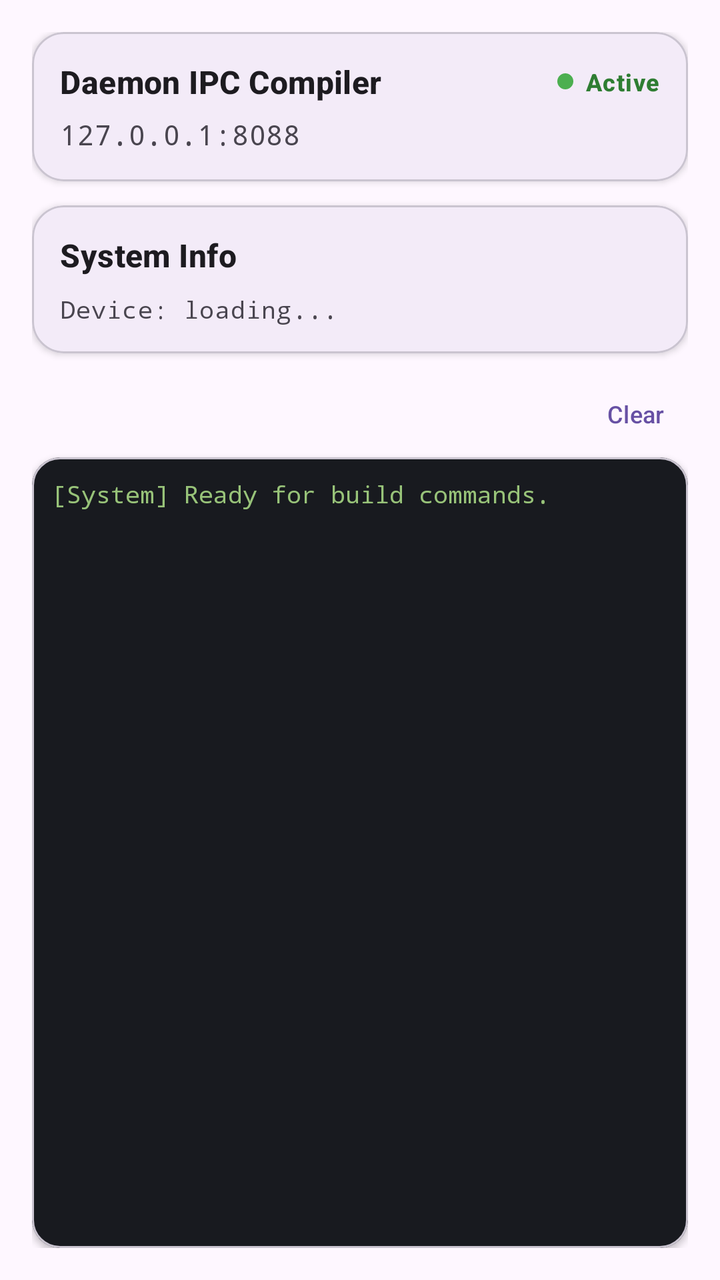
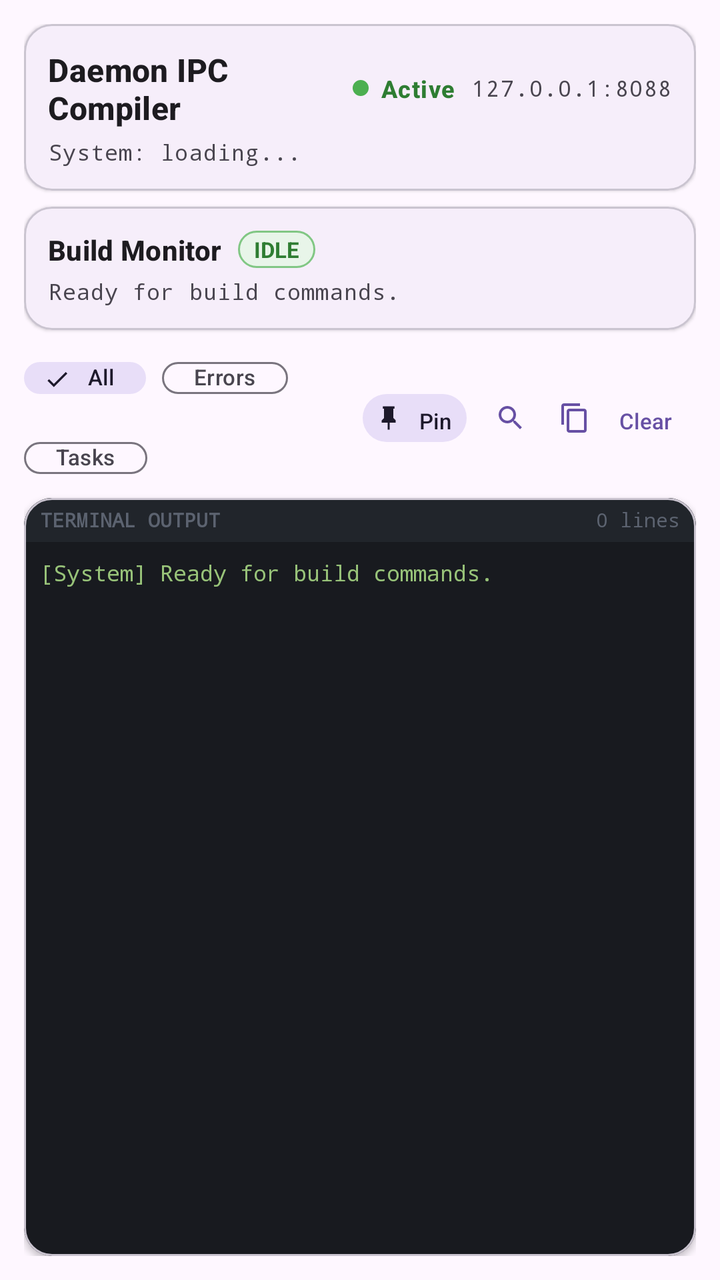

Screens rendered from an Android XML layout before and after an edit, with the pre-edit source and the edit as a unified diff.
<!-- AndroidManifest.xml: application theme Theme.ZeroLite -->
<!-- res/layout/fragment_dashboard.xml -->
<?xml version="1.0" encoding="utf-8"?>
<LinearLayout
    xmlns:android="http://schemas.android.com/apk/res/android"
    xmlns:app="http://schemas.android.com/apk/res-auto"
    android:layout_width="match_parent"
    android:layout_height="match_parent"
    android:orientation="vertical"
    android:padding="16dp">

    
    <com.google.android.material.card.MaterialCardView
        android:layout_width="match_parent"
        android:layout_height="wrap_content"
        android:layout_marginBottom="12dp"
        app:cardCornerRadius="16dp"
        app:cardElevation="2dp"
        app:strokeWidth="1dp"
        app:strokeColor="?attr/colorOutlineVariant">

        <LinearLayout
            android:layout_width="match_parent"
            android:layout_height="wrap_content"
            android:orientation="vertical"
            android:padding="14dp">

            
            <LinearLayout
                android:layout_width="match_parent"
                android:layout_height="wrap_content"
                android:gravity="center_vertical"
                android:orientation="horizontal">

                <TextView
                    android:layout_width="0dp"
                    android:layout_height="wrap_content"
                    android:layout_weight="1"
                    android:text="Daemon IPC Compiler"
                    android:textAppearance="?attr/textAppearanceTitleMedium"
                    android:textStyle="bold" />

                <LinearLayout
                    android:layout_width="wrap_content"
                    android:layout_height="wrap_content"
                    android:gravity="center_vertical"
                    android:orientation="horizontal">

                    <View
                        android:id="@+id/viewDaemonDot"
                        android:layout_width="8dp"
                        android:layout_height="8dp"
                        android:background="@drawable/dot_active" />

                    <TextView
                        android:id="@+id/tvDaemonStatus"
                        android:layout_width="wrap_content"
                        android:layout_height="wrap_content"
                        android:layout_marginStart="6dp"
                        android:text="Active"
                        android:textAppearance="?attr/textAppearanceLabelMedium"
                        android:textColor="#2E7D32"
                        android:textStyle="bold" />
                </LinearLayout>
            </LinearLayout>

            <TextView
                android:id="@+id/tvDaemonEndpoint"
                android:layout_width="match_parent"
                android:layout_height="wrap_content"
                android:layout_marginTop="6dp"
                android:text="127.0.0.1:8088"
                android:textAppearance="?attr/textAppearanceBodyMedium"
                android:textColor="?attr/colorOnSurfaceVariant"
                android:fontFamily="monospace" />
        </LinearLayout>
    </com.google.android.material.card.MaterialCardView>

    
    <com.google.android.material.card.MaterialCardView
        android:layout_width="match_parent"
        android:layout_height="wrap_content"
        android:layout_marginBottom="12dp"
        app:cardCornerRadius="16dp"
        app:cardElevation="2dp"
        app:strokeWidth="1dp"
        app:strokeColor="?attr/colorOutlineVariant">

        <LinearLayout
            android:layout_width="match_parent"
            android:layout_height="wrap_content"
            android:orientation="vertical"
            android:padding="14dp">

            <TextView
                android:layout_width="match_parent"
                android:layout_height="wrap_content"
                android:text="System Info"
                android:textAppearance="?attr/textAppearanceTitleMedium"
                android:textStyle="bold"
                android:layout_marginBottom="8dp" />

            <TextView
                android:id="@+id/tvDeviceInfo"
                android:layout_width="match_parent"
                android:layout_height="wrap_content"
                android:text="Device: loading..."
                android:textAppearance="?attr/textAppearanceBodySmall"
                android:textColor="?attr/colorOnSurfaceVariant"
                android:fontFamily="monospace"
                android:lineSpacingExtra="4dp" />
        </LinearLayout>
    </com.google.android.material.card.MaterialCardView>

    
    <LinearLayout
        android:layout_width="match_parent"
        android:layout_height="wrap_content"
        android:gravity="end"
        android:layout_marginBottom="4dp"
        android:orientation="horizontal">

        <com.google.android.material.button.MaterialButton
            android:id="@+id/btnClearLog"
            style="@style/Widget.Material3.Button.TextButton"
            android:layout_width="wrap_content"
            android:layout_height="36dp"
            android:minHeight="0dp"
            android:minWidth="0dp"
            android:textSize="12sp"
            android:text="Clear" />
    </LinearLayout>

    
    <com.google.android.material.card.MaterialCardView
        android:layout_width="match_parent"
        android:layout_height="0dp"
        android:layout_weight="1"
        app:cardCornerRadius="14dp"
        app:cardElevation="2dp"
        app:cardBackgroundColor="@color/terminal_bg">

        <ScrollView
            android:id="@+id/scrollLogs"
            android:layout_width="match_parent"
            android:layout_height="match_parent"
            android:padding="10dp">

            <TextView
                android:id="@+id/tvLogs"
                android:layout_width="match_parent"
                android:layout_height="wrap_content"
                android:fontFamily="monospace"
                android:textColor="@color/terminal_text"
                android:textSize="12sp"
                android:text="[System] Ready for build commands.\n" />
        </ScrollView>
    </com.google.android.material.card.MaterialCardView>

</LinearLayout>
<!-- resources referenced by this layout -->
<resources>
  <color name="terminal_bg">#181A1F</color>
  <color name="terminal_text">#98C379</color>
  <!-- drawable dot_active (drawable) -->
  <shape xmlns:android="http://schemas.android.com/apk/res/android"
      android:shape="oval">
      <solid android:color="#4CAF50" />
      <size android:width="8dp" android:height="8dp" />
  </shape>
  <style name="Theme.ZeroLite" parent="Theme.Material3.DayNight.NoActionBar">
          <item name="android:statusBarColor">@android:color/transparent</item>
          <item name="android:navigationBarColor">@android:color/transparent</item>
          <item name="android:windowLightStatusBar" tools:targetApi="m">true</item>
      </style>
</resources>

<!-- the commit's change to res/layout/fragment_dashboard.xml (unified diff, before → after) -->
@@ -5,15 +5,15 @@
     android:layout_width="match_parent"
     android:layout_height="match_parent"
     android:orientation="vertical"
-    android:padding="16dp">
+    android:padding="12dp">
 
     
     <com.google.android.material.card.MaterialCardView
         android:layout_width="match_parent"
         android:layout_height="wrap_content"
-        android:layout_marginBottom="12dp"
-        app:cardCornerRadius="16dp"
-        app:cardElevation="2dp"
+        android:layout_marginBottom="8dp"
+        app:cardCornerRadius="14dp"
+        app:cardElevation="1dp"
         app:strokeWidth="1dp"
         app:strokeColor="?attr/colorOutlineVariant">
 
@@ -21,9 +21,8 @@
             android:layout_width="match_parent"
             android:layout_height="wrap_content"
             android:orientation="vertical"
-            android:padding="14dp">
-
-            
+            android:padding="12dp">
+
             <LinearLayout
                 android:layout_width="match_parent"
                 android:layout_height="wrap_content"
@@ -59,28 +58,40 @@
                         android:textAppearance="?attr/textAppearanceLabelMedium"
                         android:textColor="#2E7D32"
                         android:textStyle="bold" />
+
+                    <TextView
+                        android:id="@+id/tvDaemonEndpoint"
+                        android:layout_width="wrap_content"
+                        android:layout_height="wrap_content"
+                        android:layout_marginStart="8dp"
+                        android:text="127.0.0.1:8088"
+                        android:textAppearance="?attr/textAppearanceLabelSmall"
+                        android:textColor="?attr/colorOnSurfaceVariant"
+                        android:fontFamily="monospace" />
                 </LinearLayout>
             </LinearLayout>
 
             <TextView
-                android:id="@+id/tvDaemonEndpoint"
-                android:layout_width="match_parent"
-                android:layout_height="wrap_content"
-                android:layout_marginTop="6dp"
-                android:text="127.0.0.1:8088"
-                android:textAppearance="?attr/textAppearanceBodyMedium"
+                android:id="@+id/tvDeviceInfo"
+                android:layout_width="match_parent"
+                android:layout_height="wrap_content"
+                android:layout_marginTop="4dp"
+                android:text="System: loading..."
+                android:textAppearance="?attr/textAppearanceBodySmall"
                 android:textColor="?attr/colorOnSurfaceVariant"
-                android:fontFamily="monospace" />
+                android:fontFamily="monospace"
+                android:textSize="11sp" />
         </LinearLayout>
     </com.google.android.material.card.MaterialCardView>
 
     
     <com.google.android.material.card.MaterialCardView
+        android:id="@+id/cardBuildStatus"
         android:layout_width="match_parent"
         android:layout_height="wrap_content"
-        android:layout_marginBottom="12dp"
-        app:cardCornerRadius="16dp"
-        app:cardElevation="2dp"
+        android:layout_marginBottom="8dp"
+        app:cardCornerRadius="14dp"
+        app:cardElevation="1dp"
         app:strokeWidth="1dp"
         app:strokeColor="?attr/colorOutlineVariant">
 
@@ -88,25 +99,86 @@
             android:layout_width="match_parent"
             android:layout_height="wrap_content"
             android:orientation="vertical"
-            android:padding="14dp">
+            android:padding="12dp">
+
+            <LinearLayout
+                android:layout_width="match_parent"
+                android:layout_height="wrap_content"
+                android:gravity="center_vertical"
+                android:orientation="horizontal">
+
+                <TextView
+                    android:layout_width="wrap_content"
+                    android:layout_height="wrap_content"
+                    android:text="Build Monitor"
+                    android:textAppearance="?attr/textAppearanceLabelLarge"
+                    android:textStyle="bold" />
+
+                <TextView
+                    android:id="@+id/tvBuildStateBadge"
+                    android:layout_width="wrap_content"
+                    android:layout_height="wrap_content"
+                    android:layout_marginStart="8dp"
+                    android:background="@drawable/badge_idle_bg"
+                    android:paddingStart="8dp"
+                    android:paddingTop="2dp"
+                    android:paddingEnd="8dp"
+                    android:paddingBottom="2dp"
+                    android:text="IDLE"
+                    android:textColor="#2E7D32"
+                    android:textSize="11sp"
+                    android:textStyle="bold" />
+
+                <TextView
+                    android:id="@+id/tvBuildElapsed"
+                    android:layout_width="0dp"
+                    android:layout_height="wrap_content"
+                    android:layout_weight="1"
+                    android:layout_marginStart="8dp"
+                    android:text=""
+                    android:fontFamily="monospace"
+                    android:textSize="12sp"
+                    android:textColor="#E65100"
+                    android:textStyle="bold"
+                    android:visibility="gone" />
+
+                <com.google.android.material.button.MaterialButton
+                    android:id="@+id/btnCancelBuild"
+                    style="@style/Widget.Material3.Button.TextButton"
+                    android:layout_width="wrap_content"
+                    android:layout_height="32dp"
+                    android:minHeight="0dp"
+                    android:minWidth="0dp"
+                    android:paddingStart="8dp"
+                    android:paddingEnd="8dp"
+                    android:text="Cancel"
+                    android:textColor="#D32F2F"
+                    android:textSize="11sp"
+                    app:icon="@drawable/ic_stop"
+                    app:iconSize="14dp"
+                    app:iconTint="#D32F2F"
+                    android:visibility="gone" />
+            </LinearLayout>
+
+            <com.google.android.material.progressindicator.LinearProgressIndicator
+                android:id="@+id/progressBuilding"
+                android:layout_width="match_parent"
+                android:layout_height="wrap_content"
+                android:layout_marginTop="6dp"
+                android:layout_marginBottom="4dp"
+                android:indeterminate="true"
+                android:visibility="gone" />
 
             <TextView
-                android:layout_width="match_parent"
-                android:layout_height="wrap_content"
-                android:text="System Info"
-                android:textAppearance="?attr/textAppearanceTitleMedium"
-                android:textStyle="bold"
-                android:layout_marginBottom="8dp" />
-
-            <TextView
-                android:id="@+id/tvDeviceInfo"
-                android:layout_width="match_parent"
-                android:layout_height="wrap_content"
-                android:text="Device: loading..."
+                android:id="@+id/tvBuildDetails"
+                android:layout_width="match_parent"
+                android:layout_height="wrap_content"
+                android:layout_marginTop="4dp"
+                android:text="Ready for build commands."
                 android:textAppearance="?attr/textAppearanceBodySmall"
                 android:textColor="?attr/colorOnSurfaceVariant"
-                android:fontFamily="monospace"
-                android:lineSpacingExtra="4dp" />
+                android:textSize="11sp"
+                android:fontFamily="monospace" />
         </LinearLayout>
     </com.google.android.material.card.MaterialCardView>
 
@@ -114,19 +186,125 @@
     <LinearLayout
         android:layout_width="match_parent"
         android:layout_height="wrap_content"
-        android:gravity="end"
         android:layout_marginBottom="4dp"
+        android:gravity="center_vertical"
         android:orientation="horizontal">
 
+        
+        <com.google.android.material.chip.ChipGroup
+            android:id="@+id/chipGroupFilter"
+            android:layout_width="0dp"
+            android:layout_height="wrap_content"
+            android:layout_weight="1"
+            app:singleSelection="true">
+
+            <com.google.android.material.chip.Chip
+                android:id="@+id/chipFilterAll"
+                style="@style/Widget.Material3.Chip.Filter"
+                android:layout_width="wrap_content"
+                android:layout_height="32dp"
+                android:text="All"
+                android:textSize="11sp"
+                android:checked="true" />
+
+            <com.google.android.material.chip.Chip
+                android:id="@+id/chipFilterErrors"
+                style="@style/Widget.Material3.Chip.Filter"
+                android:layout_width="wrap_content"
+                android:layout_height="32dp"
+                android:text="Errors"
+                android:textSize="11sp" />
+
+            <com.google.android.material.chip.Chip
+                android:id="@+id/chipFilterTasks"
+                style="@style/Widget.Material3.Chip.Filter"
+                android:layout_width="wrap_content"
+                android:layout_height="32dp"
+                android:text="Tasks"
+                android:textSize="11sp" />
+        </com.google.android.material.chip.ChipGroup>
+
+        
+        <com.google.android.material.button.MaterialButton
+            android:id="@+id/btnPinLog"
+            style="@style/Widget.Material3.Button.TonalButton"
+            android:layout_width="wrap_content"
+            android:layout_height="32dp"
+            android:minHeight="0dp"
+            android:minWidth="0dp"
+            android:paddingStart="6dp"
+            android:paddingEnd="8dp"
+            android:text="Pin"
+            android:textSize="11sp"
+            app:icon="@drawable/ic_pin"
+            app:iconSize="14dp" />
+
+        
+        <com.google.android.material.button.MaterialButton
+            android:id="@+id/btnSearchLog"
+            style="@style/Widget.Material3.Button.IconButton"
+            android:layout_width="32dp"
+            android:layout_height="32dp"
+            app:icon="@drawable/ic_search"
+            app:iconSize="16dp" />
+
+        
+        <com.google.android.material.button.MaterialButton
+            android:id="@+id/btnCopyLog"
+            style="@style/Widget.Material3.Button.IconButton"
+            android:layout_width="32dp"
+            android:layout_height="32dp"
+            app:icon="@drawable/ic_copy"
+            app:iconSize="16dp" />
+
+        
         <com.google.android.material.button.MaterialButton
             android:id="@+id/btnClearLog"
             style="@style/Widget.Material3.Button.TextButton"
             android:layout_width="wrap_content"
-            android:layout_height="36dp"
+            android:layout_height="32dp"
             android:minHeight="0dp"
             android:minWidth="0dp"
-            android:textSize="12sp"
+            android:textSize="11sp"
             android:text="Clear" />
+    </LinearLayout>
+
+    
+    <LinearLayout
+        android:id="@+id/layoutSearchContainer"
+        android:layout_width="match_parent"
+        android:layout_height="wrap_content"
+        android:layout_marginBottom="6dp"
+        android:gravity="center_vertical"
+        android:orientation="horizontal"
+        android:visibility="gone">
+
+        <com.google.android.material.textfield.TextInputLayout
+            android:layout_width="0dp"
+            android:layout_height="wrap_content"
+            android:layout_weight="1"
+            style="@style/Widget.Material3.TextInputLayout.OutlinedBox.Dense"
+            android:hint="Search log text...">
+
+            <com.google.android.material.textfield.TextInputEditText
+                android:id="@+id/etSearchLog"
+                android:layout_width="match_parent"
+                android:layout_height="wrap_content"
+                android:inputType="text"
+                android:textSize="12sp"
+                android:paddingTop="8dp"
+                android:paddingBottom="8dp"
+                android:singleLine="true" />
+        </com.google.android.material.textfield.TextInputLayout>
+
+        <com.google.android.material.button.MaterialButton
+            android:id="@+id/btnCloseSearch"
+            style="@style/Widget.Material3.Button.IconButton"
+            android:layout_width="36dp"
+            android:layout_height="36dp"
+            android:layout_marginStart="4dp"
+            app:icon="@drawable/ic_close"
+            app:iconSize="16dp" />
     </LinearLayout>
 
     
@@ -138,21 +316,59 @@
         app:cardElevation="2dp"
         app:cardBackgroundColor="@color/terminal_bg">
 
-        <ScrollView
-            android:id="@+id/scrollLogs"
+        <LinearLayout
             android:layout_width="match_parent"
             android:layout_height="match_parent"
-            android:padding="10dp">
-
-            <TextView
-                android:id="@+id/tvLogs"
-                android:layout_width="match_parent"
-                android:layout_height="wrap_content"
-                android:fontFamily="monospace"
-                android:textColor="@color/terminal_text"
-                android:textSize="12sp"
-                android:text="[System] Ready for build commands.\n" />
-        </ScrollView>
+            android:orientation="vertical">
+
+            
+            <LinearLayout
+                android:layout_width="match_parent"
+                android:layout_height="22dp"
+                android:background="#21252B"
+                android:gravity="center_vertical"
+                android:paddingStart="8dp"
+                android:paddingEnd="8dp"
+                android:orientation="horizontal">
+
+                <TextView
+                    android:id="@+id/tvTerminalHeader"
+                    android:layout_width="0dp"
+                    android:layout_height="wrap_content"
+                    android:layout_weight="1"
+                    android:text="TERMINAL OUTPUT"
+                    android:textColor="#5C6370"
+                    android:fontFamily="monospace"
+                    android:textSize="10sp"
+                    android:textStyle="bold" />
+
+                <TextView
+                    android:id="@+id/tvLogCount"
+                    android:layout_width="wrap_content"
+                    android:layout_height="wrap_content"
+                    android:text="0 lines"
+                    android:textColor="#5C6370"
+                    android:fontFamily="monospace"
+                    android:textSize="10sp" />
+            </LinearLayout>
+
+            <ScrollView
+                android:id="@+id/scrollLogs"
+                android:layout_width="match_parent"
+                android:layout_height="match_parent"
+                android:padding="8dp">
+
+                <TextView
+                    android:id="@+id/tvLogs"
+                    android:layout_width="match_parent"
+                    android:layout_height="wrap_content"
+                    android:fontFamily="monospace"
+                    android:textColor="@color/terminal_text"
+                    android:textSize="11sp"
+                    android:textIsSelectable="true"
+                    android:text="[System] Ready for build commands.\n" />
+            </ScrollView>
+        </LinearLayout>
     </com.google.android.material.card.MaterialCardView>
 
 </LinearLayout>
<!-- resource entries referenced after the edit -->
@@ -2,12 +2,70 @@
 <resources>
   <color name="terminal_bg">#181A1F</color>
   <color name="terminal_text">#98C379</color>
+  <!-- drawable badge_idle_bg (drawable) -->
+  <?xml version="1.0" encoding="utf-8"?>
+  <shape xmlns:android="http://schemas.android.com/apk/res/android"
+      android:shape="rectangle">
+      <corners android:radius="12dp" />
+      <solid android:color="#E8F5E9" />
+      <stroke android:width="1dp" android:color="#81C784" />
+  </shape>
   <!-- drawable dot_active (drawable) -->
   <shape xmlns:android="http://schemas.android.com/apk/res/android"
       android:shape="oval">
       <solid android:color="#4CAF50" />
       <size android:width="8dp" android:height="8dp" />
   </shape>
+  <!-- drawable ic_close (drawable) -->
+  <vector xmlns:android="http://schemas.android.com/apk/res/android"
+      android:width="24dp"
+      android:height="24dp"
+      android:viewportWidth="24"
+      android:viewportHeight="24">
+      <path
+          android:fillColor="#FF000000"
+          android:pathData="M19,6.41L17.59,5 12,10.59 6.41,5 5,6.41 10.59,12 5,17.59 6.41,19 12,13.41 17.59,19 19,17.59 13.41,12z"/>
+  </vector>
+  <!-- drawable ic_copy (drawable) -->
+  <vector xmlns:android="http://schemas.android.com/apk/res/android"
+      android:width="24dp"
+      android:height="24dp"
+      android:viewportWidth="24"
+      android:viewportHeight="24">
+      <path
+          android:fillColor="#FF000000"
+          android:pathData="M16,1H4c-1.1,0 -2,0.9 -2,2v14h2V3h12V1zm3,4H8c-1.1,0 -2,0.9 -2,2v14c0,1.1 0.9,2 2,2h11c1.1,0 2,-0.9 2,-2V7c0,-1.1 -0.9,-2 -2,-2zm0,16H8V7h11v14z"/>
+  </vector>
+  <!-- drawable ic_pin (drawable) -->
+  <vector xmlns:android="http://schemas.android.com/apk/res/android"
+      android:width="24dp"
+      android:height="24dp"
+      android:viewportWidth="24"
+      android:viewportHeight="24">
+      <path
+          android:fillColor="#FF000000"
+          android:pathData="M16,12V4h1V2H7v2h1v8l-2,2v2h5.2v6h1.6v-6H18v-2L16,12z"/>
+  </vector>
+  <!-- drawable ic_search (drawable) -->
+  <vector xmlns:android="http://schemas.android.com/apk/res/android"
+      android:width="24dp"
+      android:height="24dp"
+      android:viewportWidth="24"
+      android:viewportHeight="24">
+      <path
+          android:fillColor="#FF000000"
+          android:pathData="M15.5,14h-0.79l-0.28,-0.27C15.41,12.59 16,11.11 16,9.5 16,5.91 13.09,3 9.5,3S3,5.91 3,9.5 5.91,16 9.5,16c1.61,0 3.09,-0.59 4.23,-1.57l0.27,0.28v0.79l5,4.99L20.49,19l-4.99,-5zm-6,0C7.01,14 5,11.99 5,9.5S7.01,5 9.5,5 14,7.01 14,9.5 11.99,14 9.5,14z"/>
+  </vector>
+  <!-- drawable ic_stop (drawable) -->
+  <vector xmlns:android="http://schemas.android.com/apk/res/android"
+      android:width="24dp"
+      android:height="24dp"
+      android:viewportWidth="24"
+      android:viewportHeight="24">
+      <path
+          android:fillColor="#FF000000"
+          android:pathData="M6,6h12v12H6z"/>
+  </vector>
   <style name="Theme.ZeroLite" parent="Theme.Material3.DayNight.NoActionBar">
           <item name="android:statusBarColor">@android:color/transparent</item>
           <item name="android:navigationBarColor">@android:color/transparent</item>
